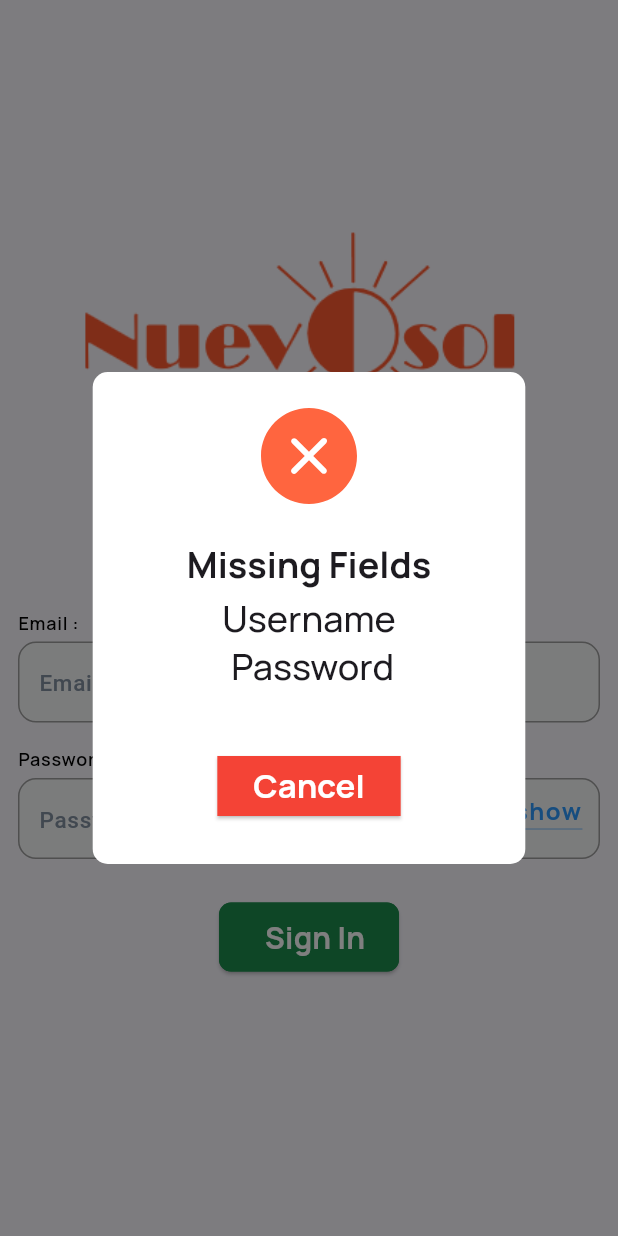
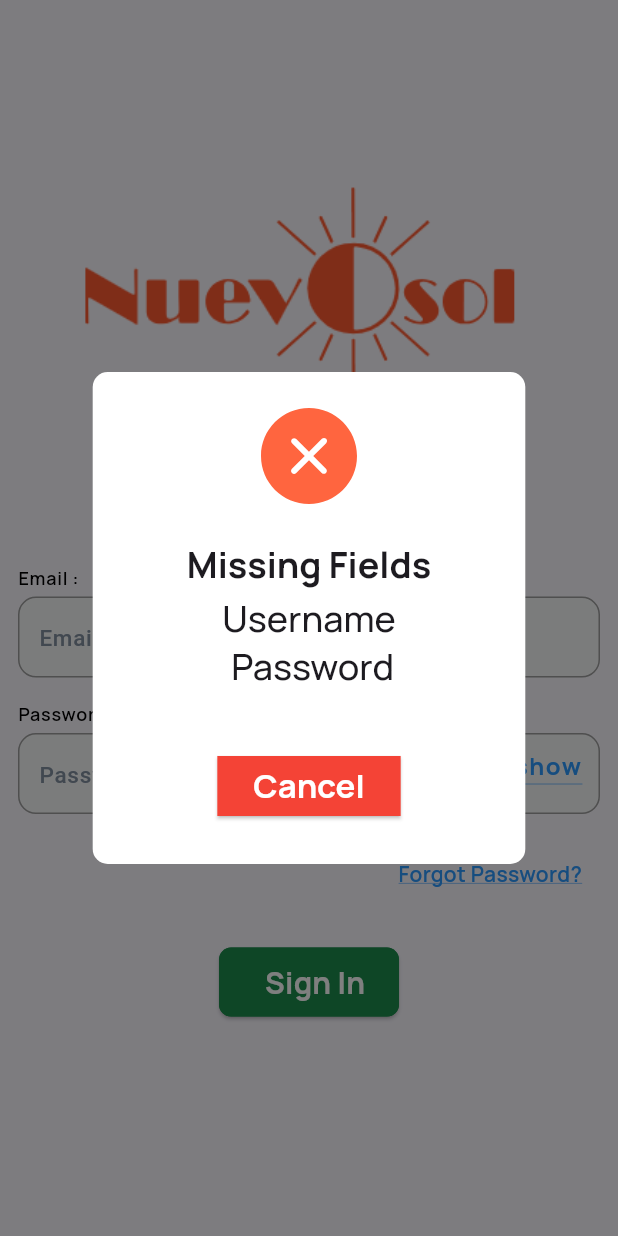
Before and after one commit to sirigunipe00/nuevosol, a Flutter app: the screen it shows after launch, after a tap on "Sign In", on a phone screen of 412 x 824 dp. Run offline on Flutter 3.47's test engine with Material 3 defaults, Android fonts, the phone set to English and light mode, and no system bars; our stand-ins replace animated_custom_dropdown, camera, connectivity_plus, dartz, equatable, file_picker and 18 more; missing offline and left inert: flutter_pdfview, mobile_scanner, simple_barcode_scanner; accounts and stored records are empty.

```diff
--- a/lib/bootstrap.dart
+++ b/lib/bootstrap.dart
@@ -24,9 +24,9 @@ Future<void> bootstrap(void Function() runApp) async {
       await configureDependencies(env: Environment.prod);
 
       if (kDebugMode) {
-        await register<Urls>(Urls.nuevosolUat(), instanceName: 'baseUrl');
+        await register<Urls>(Urls.live(), instanceName: 'baseUrl');
       } else {
-        await register<Urls>(Urls.nuevosolUat(), instanceName: 'baseUrl');
+        await register<Urls>(Urls.live(), instanceName: 'baseUrl');
       }
       await Firebase.initializeApp(
         name: 'nuevosol',
--- a/lib/core/consts/urls.dart
+++ b/lib/core/consts/urls.dart
@@ -51,4 +51,6 @@ static String filepath(String path) {
   static final userPermission ='$cusWs/nuevosol.api.check_user_permission';
   static final poApprovalAttachments = '$cusWs/nuevosol.api.get_po_with_attachments';
 
+  static final forgotPassword = '$cusWs/frappe.core.doctype.user.user.reset_password';
+
 }
--- a/lib/features/auth/data/auth_repo.dart
+++ b/lib/features/auth/data/auth_repo.dart
@@ -1,5 +1,6 @@
 
 
+import 'package:nuevosol/core/model/pair.dart';
 import 'package:nuevosol/core/utils/typedefs.dart';
 import 'package:nuevosol/features/auth/model/logged_in_user.dart';
 
@@ -8,4 +9,5 @@ abstract interface class AuthRepo {
   AsyncValueOf<LoggedInUser> logIn(String username,String pswd);
   AsyncValueOf<LoggedInUser> getPersistedUser();
   AsyncValueOf<bool> signOut();
+  AsyncValueOf<Pair<String,String>> forgotPassword(String email);
 }
--- a/lib/features/auth/presentation/ui/authentication_scrn.dart
+++ b/lib/features/auth/presentation/ui/authentication_scrn.dart
@@ -52,7 +52,8 @@ class _AuthenticationScrnState extends State<AuthenticationScrn> {
                     ),
                   ),
                 ),
-                Text('Login',
+                Text(
+                  'Login',
                   style: context.textTheme.labelLarge?.copyWith(
                     color: AppColors.black,
                     fontWeight: FontWeight.bold,
@@ -79,13 +80,19 @@ class _AuthenticationScrnState extends State<AuthenticationScrn> {
                   suffixIcon: InkWell(
                     onTap: togglePswd,
                     child: Padding(
-                      padding: const EdgeInsets.symmetric(vertical: 14, horizontal: 8),
+                      padding: const EdgeInsets.symmetric(
+                        vertical: 14,
+                        horizontal: 8,
+                      ),
                       child: Text(
                         showPswd ? ' show ' : ' hide ',
                         style: context.textTheme.titleMedium?.copyWith(
                           color: Colors.transparent,
                           shadows: [
-                            const Shadow(color: AppColors.haintBlue, offset: Offset(0, -5)),
+                            const Shadow(
+                              color: AppColors.haintBlue,
+                              offset: Offset(0, -5),
+                            ),
                           ],
                           decorationColor: AppColors.haintBlue,
                           decoration: TextDecoration.underline,
@@ -97,13 +104,41 @@ class _AuthenticationScrnState extends State<AuthenticationScrn> {
                     ),
                   ),
                 ),
+                Align(
+                  alignment: Alignment.centerRight,
+                  child: TextButton(
+                    onPressed: () {
+                      context.read<SignInCubit>().forgotPassword(
+                        username.text.trim(),
+                      );
+                    },
+                    child: Text(
+                      'Forgot Password?',
+                      style: context.textTheme.bodyMedium?.copyWith(
+                        color: AppColors.haintBlue,
+                        decoration: TextDecoration.underline,
+                        decorationColor: AppColors.haintBlue,
+                        fontWeight: FontWeight.w600,
+                      ),
+                    ),
+                  ),
+                ),
 
                 BlocConsumer<SignInCubit, SignInState>(
                   listener: (_, state) {
                     state.maybeWhen(
                       orElse: () {},
+                      forgotPasswordSuccess: (title, message) {
+                        AppDialog.showSuccessDialog(
+                          context,
+                          title: title,
+                          content: message,
+                          onTapDismiss: context.close,
+                        );
+                      },
                       success: context.cubit<AuthCubit>().authCheckRequested,
-                      failure: (failure) => AppDialog.showErrorDialog(
+                      failure:
+                          (failure) => AppDialog.showErrorDialog(
                             context,
                             title: failure.title,
                             content: failure.error,
@@ -116,9 +151,11 @@ class _AuthenticationScrnState extends State<AuthenticationScrn> {
                       label: 'Sign In',
                       isLoading: state.isLoading,
                       margin: const EdgeInsets.all(12),
-                      onPressed: () => context
-                          .cubit<SignInCubit>()
-                          .login(username.text, pswd.text),
+                      onPressed:
+                          () => context.cubit<SignInCubit>().login(
+                            username.text,
+                            pswd.text,
+                          ),
                     );
                   },
                 ),
--- a/lib/features/employee_tracker/data/employee_tracker_repoimpl.dart
+++ b/lib/features/employee_tracker/data/employee_tracker_repoimpl.dart
@@ -101,8 +101,8 @@ AsyncValueOf<List<EmployeeTracker>> fetchEmployees(
 
     if (headOffice) {
       orFilters
-        ..add(['from_location', '=', 'Head Office Gate'])
-        ..add(['to_location', '=', 'Head Office Gate']);
+        ..add(['from_location', '=', 'HEAD OFFICE'])
+        ..add(['to_location', '=', 'HEAD OFFICE']);
     }
     final isSecurity =
     isUnit1GateNEPL ||
--- a/pubspec.yaml
+++ b/pubspec.yaml
@@ -2,7 +2,7 @@ name: nuevosol
 description: "A new Flutter project."
 publish_to: 'none'
 
-version: 1.0.5+8
+version: 1.0.6+9
 
 environment:
   sdk: ^3.7.2
@@ -75,6 +75,7 @@ flutter:
 
   assets:
     - assets/
+    - shorebird.yaml
 flutter_launcher_icons:
   android: 'ic_launcher'
   image_path: 'assets/app_logo.png'
```
Also changed, not shown: lib/core/network/response_parser.dart (+11 -5 lines), lib/features/auth/data/auth_repo_impl.dart (+38 -0 lines), lib/features/auth/presentation/ui/sign_in/sign_in_cubit.dart (+38 -0 lines), shorebird.yaml (added, +14 -0 lines), lib/features/auth/presentation/ui/sign_in/sign_in_cubit.freezed.dart, 131 other files. Lines whose indentation alone changed are shown as unchanged.
